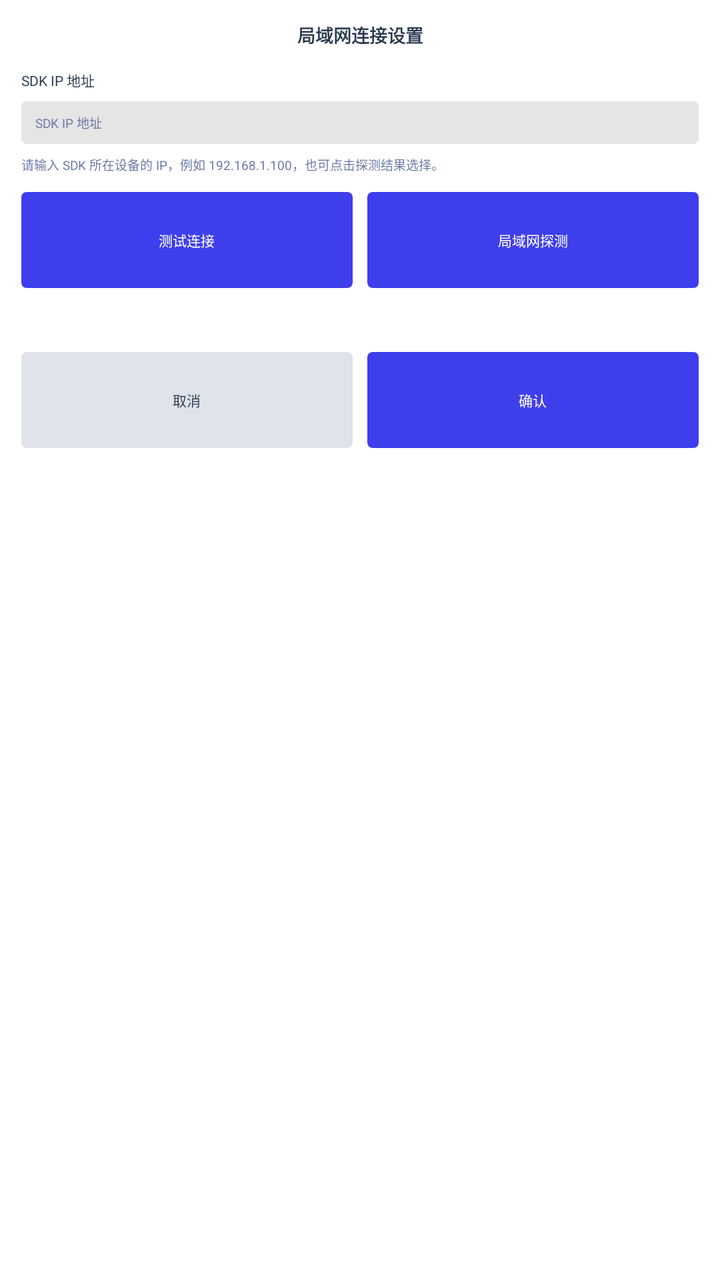
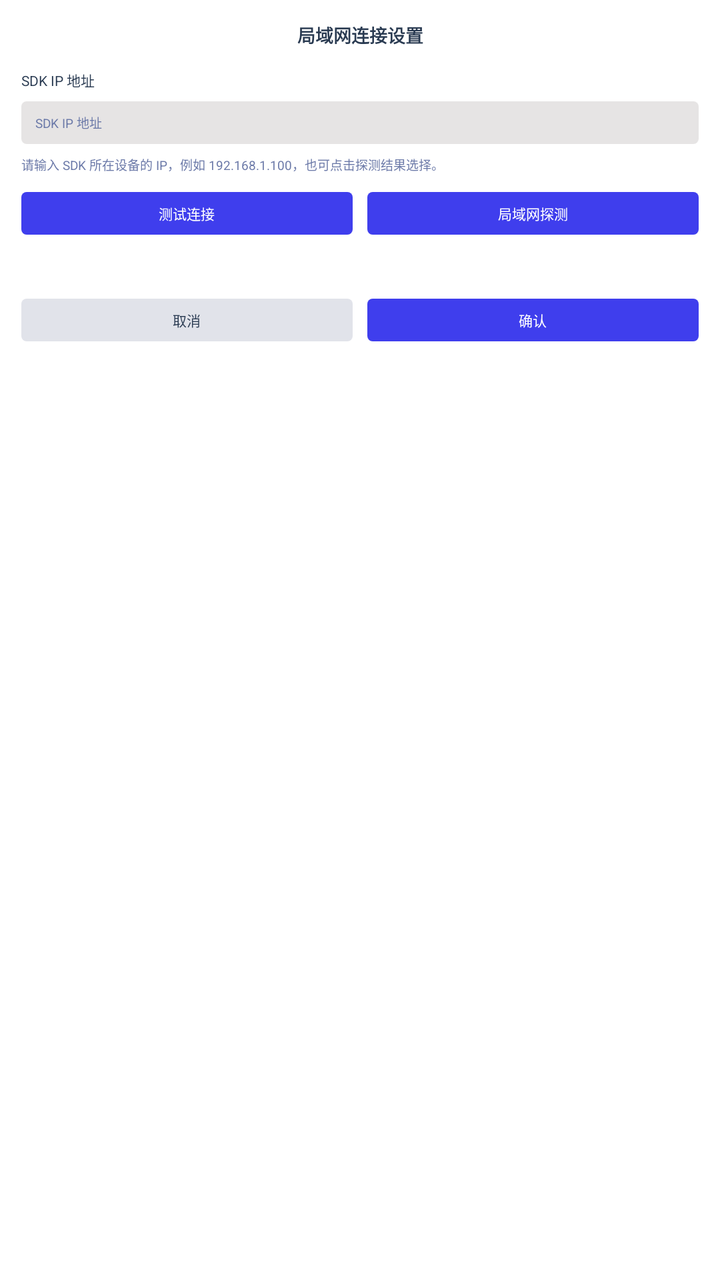

Compare the two renders of this Android layout. The source of the first and the diff that turns it into the second are given below.
<!-- AndroidManifest.xml: application theme AppTheme.NoActionBar -->
<!-- res/layout/dialog_ws_connection.xml -->
<?xml version="1.0" encoding="utf-8"?>
<ScrollView xmlns:android="http://schemas.android.com/apk/res/android"
    android:layout_width="match_parent" android:layout_height="wrap_content"
    android:background="@drawable/bg_white_radius_5" android:fillViewport="true">
    <LinearLayout android:layout_width="match_parent" android:layout_height="wrap_content"
        android:orientation="vertical" android:padding="@dimen/dp_12" android:focusableInTouchMode="true">
        <TextView android:layout_width="match_parent" android:layout_height="wrap_content"
            android:gravity="center" android:text="@string/ws_settings"
            android:textColor="#293A51" android:textSize="@dimen/sp_10" android:textStyle="bold" />
        <TextView android:layout_width="match_parent" android:layout_height="wrap_content"
            android:layout_marginTop="@dimen/dp_12" android:labelFor="@id/wsAddress"
            android:text="@string/ws_address_hint" android:textColor="#293A51" android:textSize="@dimen/sp_8" />
        <EditText android:id="@+id/wsAddress" style="@style/GoodsFormInput"
            android:layout_width="match_parent" android:layout_weight="0" android:layout_marginStart="0dp"
            android:layout_marginTop="@dimen/dp_6" android:minHeight="48dp"
            android:inputType="numberDecimal" android:digits="0123456789." android:maxLength="15"
            android:hint="@string/ws_address_hint" />
        <TextView android:layout_width="match_parent" android:layout_height="wrap_content"
            android:layout_marginTop="@dimen/dp_6" android:text="@string/ws_address_help"
            android:textColor="#6B79A8" android:textSize="@dimen/sp_7" />
        <LinearLayout android:layout_width="match_parent" android:layout_height="wrap_content"
            android:layout_marginTop="@dimen/dp_10">
            <TextView android:id="@+id/wsProbe" style="@style/WsDialogAction"
                android:background="@drawable/btn_main_bg" android:textColor="@color/white"
                android:layout_marginEnd="@dimen/dp_4" android:text="@string/ws_test" />
            <TextView android:id="@+id/wsDiscover" style="@style/WsDialogAction"
                android:background="@drawable/btn_main_bg" android:textColor="@color/white"
                android:layout_marginStart="@dimen/dp_4" android:text="@string/ws_discover" />
        </LinearLayout>
        <TextView android:id="@+id/wsStatus" android:layout_width="match_parent" android:layout_height="wrap_content"
            android:minHeight="@dimen/dp_16" android:layout_marginTop="@dimen/dp_8"
            android:textColor="#6B79A8" android:textSize="@dimen/sp_7" android:accessibilityLiveRegion="polite" />
        <ListView android:id="@+id/wsResults" android:layout_width="match_parent" android:layout_height="@dimen/dp_80"
            android:visibility="gone"
            android:divider="#EAEFF4" android:dividerHeight="@dimen/dp_0_5" />
        <LinearLayout android:layout_width="match_parent" android:layout_height="wrap_content"
            android:layout_marginTop="@dimen/dp_12">
            <TextView android:id="@+id/cancel" style="@style/WsDialogAction"
                android:layout_marginEnd="@dimen/dp_4" android:text="@string/button_cancel" />
            <TextView android:id="@+id/confirm" style="@style/WsDialogAction"
                android:layout_marginStart="@dimen/dp_4" android:background="@drawable/btn_main_bg"
                android:text="@string/button_confirm" android:textColor="@color/white" />
        </LinearLayout>
    </LinearLayout>
</ScrollView>
<!-- resources referenced by this layout -->
<resources>
  <color name="white">#FFFFFFFF</color>
  <dimen name="dp_0_5">0.5dp</dimen>
  <dimen name="dp_10">10dp</dimen>
  <dimen name="dp_12">12dp</dimen>
  <dimen name="dp_16">16dp</dimen>
  <dimen name="dp_4">4dp</dimen>
  <dimen name="dp_6">6dp</dimen>
  <dimen name="dp_8">8dp</dimen>
  <dimen name="dp_80">80dp</dimen>
  <dimen name="sp_10">10sp</dimen>
  <dimen name="sp_7">7sp</dimen>
  <dimen name="sp_8">8sp</dimen>
  <!-- drawable bg_white_radius_5 (drawable) -->
  <shape xmlns:android="http://schemas.android.com/apk/res/android"
      android:shape="rectangle">
      <corners android:radius="@dimen/dp_5" />
      <solid android:color="@android:color/white" />
  </shape>
  <string name="button_cancel">取消</string>
  <string name="button_confirm">确认</string>
  <string name="ws_address_help">请输入 SDK 所在设备的 IP，例如 192.168.1.100，也可点击探测结果选择。</string>
  <string name="ws_address_hint">SDK IP 地址</string>
  <string name="ws_discover">局域网探测</string>
  <string name="ws_settings">局域网连接设置</string>
  <string name="ws_test">测试连接</string>
  <style name="GoodsFormInput">
          <item name="android:layout_width">0dp</item>
          <item name="android:layout_weight">1</item>
          <item name="android:layout_height">@dimen/dp_24</item>
          <item name="android:layout_marginStart">@dimen/dp_10</item>
          <item name="android:background">@drawable/bg_grey_radius_3</item>
          <item name="android:gravity">start|center_vertical</item>
          <item name="android:singleLine">true</item>
          <item name="android:paddingStart">@dimen/dp_8</item>
          <item name="android:paddingEnd">@dimen/dp_8</item>
          <item name="android:textColor">#293A51</item>
          <item name="android:textColorHint">#6B79A8</item>
          <item name="android:textSize">@dimen/sp_7</item>
      </style>
  <style name="WsDialogAction">
          <item name="android:layout_width">0dp</item>
          <item name="android:layout_weight">1</item>
          <item name="android:layout_height">wrap_content</item>
          <item name="android:minHeight">48dp</item>
          <item name="android:padding">@dimen/dp_6</item>
          <item name="android:background">@drawable/btn_e1e3ea_radius_3</item>
          <item name="android:clickable">true</item>
          <item name="android:focusable">true</item>
          <item name="android:gravity">center</item>
          <item name="android:textColor">#293A51</item>
          <item name="android:textSize">@dimen/sp_8</item>
      </style>
  <style name="AppTheme.NoActionBar" parent="Theme.MaterialComponents.NoActionBar">
          <item name="android:windowAnimationStyle">@style/NoPageAnimation</item>
          <item name="android:windowBackground">@color/white</item>
      </style>
  <dimen name="dp_5">5dp</dimen>
  <!-- drawable btn_main_normal (drawable) -->
  <?xml version="1.0" encoding="utf-8"?>
  <shape xmlns:android="http://schemas.android.com/apk/res/android">
      <solid android:color="#3F3EED" />
      <corners android:radius="@dimen/dp_3" />
  </shape>
  <!-- drawable btn_main_pressed (drawable) -->
  <?xml version="1.0" encoding="utf-8"?>
  <shape xmlns:android="http://schemas.android.com/apk/res/android">
      <solid android:color="#883F3EED" />
      <corners android:radius="@dimen/dp_3" />
  </shape>
  <dimen name="dp_24">24dp</dimen>
  <!-- drawable bg_grey_radius_3 (drawable) -->
  <?xml version="1.0" encoding="utf-8"?>
  <shape xmlns:android="http://schemas.android.com/apk/res/android">
      <solid android:color="#E6E4E4" />
      <corners android:radius="@dimen/dp_3" />
  </shape>
  <dimen name="dp_3">3dp</dimen>
  <!-- drawable btn_e1e3ea_radius_3_normal (drawable) -->
  <?xml version="1.0" encoding="utf-8"?>
  <shape xmlns:android="http://schemas.android.com/apk/res/android">
      <corners android:radius="@dimen/dp_3" />
      <solid android:color="#e1e3ea" />
  </shape>
  <!-- unchanged entries left out for length: 4 -->
</resources>

<!-- the commit's change to res/layout/dialog_ws_connection.xml (unified diff, before → after) -->
@@ -1,45 +1,114 @@
 <?xml version="1.0" encoding="utf-8"?>
 <ScrollView xmlns:android="http://schemas.android.com/apk/res/android"
-    android:layout_width="match_parent" android:layout_height="wrap_content"
-    android:background="@drawable/bg_white_radius_5" android:fillViewport="true">
-    <LinearLayout android:layout_width="match_parent" android:layout_height="wrap_content"
-        android:orientation="vertical" android:padding="@dimen/dp_12" android:focusableInTouchMode="true">
-        <TextView android:layout_width="match_parent" android:layout_height="wrap_content"
-            android:gravity="center" android:text="@string/ws_settings"
-            android:textColor="#293A51" android:textSize="@dimen/sp_10" android:textStyle="bold" />
-        <TextView android:layout_width="match_parent" android:layout_height="wrap_content"
-            android:layout_marginTop="@dimen/dp_12" android:labelFor="@id/wsAddress"
-            android:text="@string/ws_address_hint" android:textColor="#293A51" android:textSize="@dimen/sp_8" />
-        <EditText android:id="@+id/wsAddress" style="@style/GoodsFormInput"
-            android:layout_width="match_parent" android:layout_weight="0" android:layout_marginStart="0dp"
-            android:layout_marginTop="@dimen/dp_6" android:minHeight="48dp"
-            android:inputType="numberDecimal" android:digits="0123456789." android:maxLength="15"
+    android:layout_width="match_parent"
+    android:layout_height="wrap_content"
+    android:background="@drawable/bg_white_radius_5"
+    android:fillViewport="true">
+
+    <LinearLayout
+        android:layout_width="match_parent"
+        android:layout_height="wrap_content"
+        android:orientation="vertical"
+        android:padding="@dimen/dp_12"
+        android:focusableInTouchMode="true">
+
+        <TextView
+            android:layout_width="match_parent"
+            android:layout_height="wrap_content"
+            android:gravity="center"
+            android:text="@string/ws_settings"
+            android:textColor="#293A51"
+            android:textSize="@dimen/sp_10"
+            android:textStyle="bold" />
+
+        <TextView
+            android:layout_width="match_parent"
+            android:layout_height="wrap_content"
+            android:layout_marginTop="@dimen/dp_12"
+            android:labelFor="@id/wsAddress"
+            android:text="@string/ws_address_hint"
+            android:textColor="#293A51"
+            android:textSize="@dimen/sp_8" />
+
+        <EditText
+            android:id="@+id/wsAddress"
+            style="@style/GoodsFormInput"
+            android:layout_width="match_parent"
+            android:layout_weight="0"
+            android:layout_marginStart="@dimen/dp_0"
+            android:layout_marginTop="@dimen/dp_6"
+            android:minHeight="@dimen/dp_24"
+            android:inputType="numberDecimal"
+            android:digits="0123456789."
+            android:maxLength="15"
             android:hint="@string/ws_address_hint" />
-        <TextView android:layout_width="match_parent" android:layout_height="wrap_content"
-            android:layout_marginTop="@dimen/dp_6" android:text="@string/ws_address_help"
-            android:textColor="#6B79A8" android:textSize="@dimen/sp_7" />
-        <LinearLayout android:layout_width="match_parent" android:layout_height="wrap_content"
+
+        <TextView
+            android:layout_width="match_parent"
+            android:layout_height="wrap_content"
+            android:layout_marginTop="@dimen/dp_6"
+            android:text="@string/ws_address_help"
+            android:textColor="#6B79A8"
+            android:textSize="@dimen/sp_7" />
+
+        <LinearLayout
+            android:layout_width="match_parent"
+            android:layout_height="wrap_content"
             android:layout_marginTop="@dimen/dp_10">
-            <TextView android:id="@+id/wsProbe" style="@style/WsDialogAction"
-                android:background="@drawable/btn_main_bg" android:textColor="@color/white"
-                android:layout_marginEnd="@dimen/dp_4" android:text="@string/ws_test" />
-            <TextView android:id="@+id/wsDiscover" style="@style/WsDialogAction"
-                android:background="@drawable/btn_main_bg" android:textColor="@color/white"
-                android:layout_marginStart="@dimen/dp_4" android:text="@string/ws_discover" />
+
+            <TextView
+                android:id="@+id/wsProbe"
+                style="@style/WsDialogAction"
+                android:background="@drawable/btn_main_bg"
+                android:textColor="@color/white"
+                android:layout_marginEnd="@dimen/dp_4"
+                android:text="@string/ws_test" />
+
+            <TextView
+                android:id="@+id/wsDiscover"
+                style="@style/WsDialogAction"
+                android:background="@drawable/btn_main_bg"
+                android:textColor="@color/white"
+                android:layout_marginStart="@dimen/dp_4"
+                android:text="@string/ws_discover" />
         </LinearLayout>
-        <TextView android:id="@+id/wsStatus" android:layout_width="match_parent" android:layout_height="wrap_content"
-            android:minHeight="@dimen/dp_16" android:layout_marginTop="@dimen/dp_8"
-            android:textColor="#6B79A8" android:textSize="@dimen/sp_7" android:accessibilityLiveRegion="polite" />
-        <ListView android:id="@+id/wsResults" android:layout_width="match_parent" android:layout_height="@dimen/dp_80"
+
+        <TextView
+            android:id="@+id/wsStatus"
+            android:layout_width="match_parent"
+            android:layout_height="wrap_content"
+            android:minHeight="@dimen/dp_16"
+            android:layout_marginTop="@dimen/dp_8"
+            android:textColor="#6B79A8"
+            android:textSize="@dimen/sp_7"
+            android:accessibilityLiveRegion="polite" />
+
+        <ListView
+            android:id="@+id/wsResults"
+            android:layout_width="match_parent"
+            android:layout_height="@dimen/dp_80"
             android:visibility="gone"
-            android:divider="#EAEFF4" android:dividerHeight="@dimen/dp_0_5" />
-        <LinearLayout android:layout_width="match_parent" android:layout_height="wrap_content"
+            android:divider="#EAEFF4"
+            android:dividerHeight="@dimen/dp_0_5" />
+
+        <LinearLayout
+            android:layout_width="match_parent"
+            android:layout_height="wrap_content"
             android:layout_marginTop="@dimen/dp_12">
-            <TextView android:id="@+id/cancel" style="@style/WsDialogAction"
-                android:layout_marginEnd="@dimen/dp_4" android:text="@string/button_cancel" />
-            <TextView android:id="@+id/confirm" style="@style/WsDialogAction"
-                android:layout_marginStart="@dimen/dp_4" android:background="@drawable/btn_main_bg"
-                android:text="@string/button_confirm" android:textColor="@color/white" />
+
+            <TextView
+                android:id="@+id/cancel"
+                style="@style/WsDialogAction"
+                android:layout_marginEnd="@dimen/dp_4"
+                android:text="@string/button_cancel" />
+
+            <TextView
+                android:id="@+id/confirm"
+                style="@style/WsDialogAction"
+                android:layout_marginStart="@dimen/dp_4"
+                android:background="@drawable/btn_main_bg"
+                android:text="@string/button_confirm"
+                android:textColor="@color/white" />
         </LinearLayout>
     </LinearLayout>
 </ScrollView>
<!-- resource entries referenced after the edit -->
@@ -1,6 +1,7 @@
 <!-- resources referenced by this layout -->
 <resources>
   <color name="white">#FFFFFFFF</color>
+  <dimen name="dp_0">0dp</dimen>
   <dimen name="dp_0_5">0.5dp</dimen>
   <dimen name="dp_10">10dp</dimen>
   <dimen name="dp_12">12dp</dimen>
@@ -26,7 +27,7 @@
   <string name="ws_settings">局域网连接设置</string>
   <string name="ws_test">测试连接</string>
   <style name="GoodsFormInput">
-          <item name="android:layout_width">0dp</item>
+          <item name="android:layout_width">@dimen/dp_0</item>
           <item name="android:layout_weight">1</item>
           <item name="android:layout_height">@dimen/dp_24</item>
           <item name="android:layout_marginStart">@dimen/dp_10</item>
@@ -40,10 +41,10 @@
           <item name="android:textSize">@dimen/sp_7</item>
       </style>
   <style name="WsDialogAction">
-          <item name="android:layout_width">0dp</item>
+          <item name="android:layout_width">@dimen/dp_0</item>
           <item name="android:layout_weight">1</item>
           <item name="android:layout_height">wrap_content</item>
-          <item name="android:minHeight">48dp</item>
+          <item name="android:minHeight">@dimen/dp_24</item>
           <item name="android:padding">@dimen/dp_6</item>
           <item name="android:background">@drawable/btn_e1e3ea_radius_3</item>
           <item name="android:clickable">true</item>
